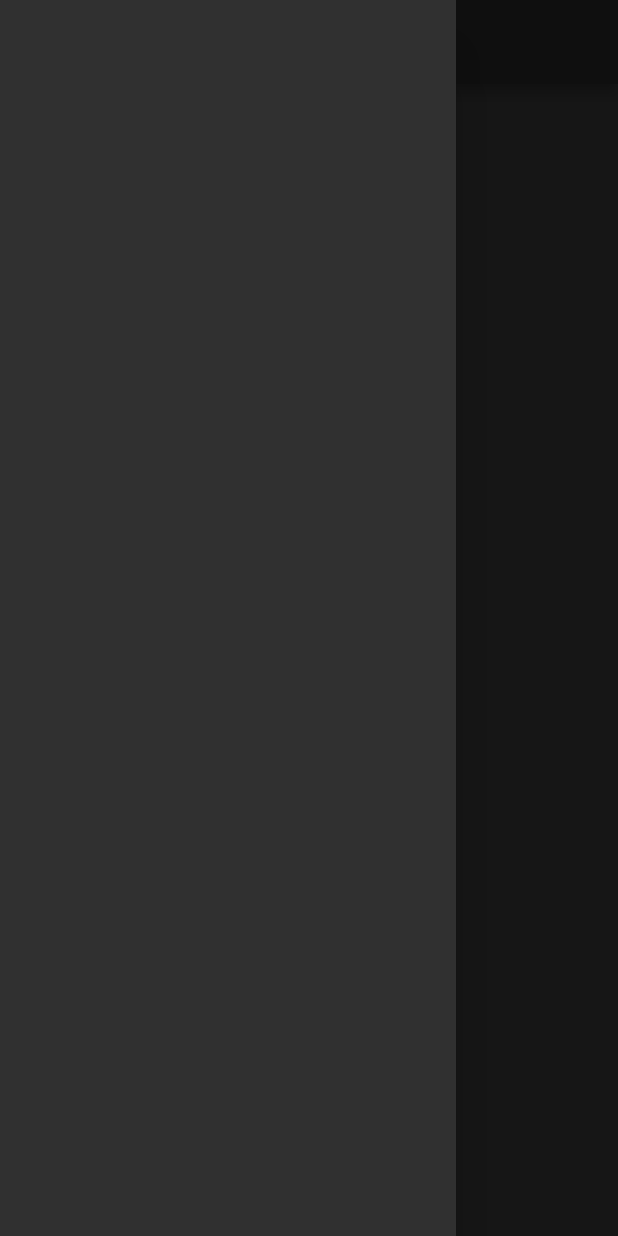
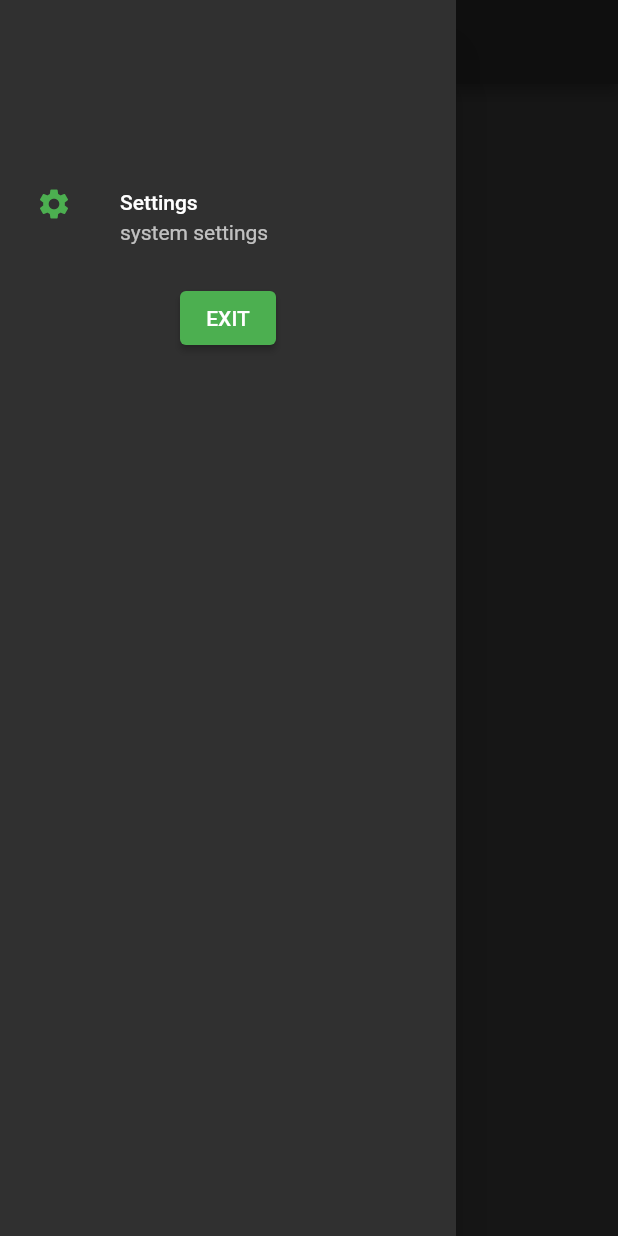
Before and after one commit to gaurav977bro/FlutterCatalogApp, a Flutter app: the home screen opened by its route, with the side drawer open, on a phone screen of 412 x 824 dp. Run offline on Flutter 3.47's test engine with Material 2 defaults, Android fonts, the phone set to English and light mode, and no system bars.

```diff
--- a/myapp/lib/main.dart
+++ b/myapp/lib/main.dart
@@ -15,7 +15,7 @@ class MyApp extends StatelessWidget {
     return MaterialApp(
         theme:
             ThemeData(primarySwatch: Colors.green, brightness: Brightness.dark),
-        initialRoute: "/loginPage",
+        initialRoute: "/startPage",
         routes: {
           "/startPage": (conext) => start(),
           "/loginPage": (conext) => login(),
--- a/myapp/lib/screens/HomePage.dart
+++ b/myapp/lib/screens/HomePage.dart
@@ -1,4 +1,5 @@
 import 'package:flutter/material.dart';
+import "LoginPage.dart";
 
 void main() {
   runApp(home());
@@ -10,11 +11,36 @@ class home extends StatelessWidget {
   @override
   Widget build(BuildContext context) {
     return Scaffold(
-      appBar: AppBar(
-        title: Text("Catalog app", style: TextStyle(color: Colors.lightGreen)),
-      ),
-      body: Text("help"),
-      drawer: Drawer(),
-    );
+        // APP BAR
+        appBar: AppBar(
+          title:
+              Text("Catalog app", style: TextStyle(color: Colors.lightGreen)),
+        ),
+        // HOME PAGE BODY
+        body: Container(
+            ),
+
+        // DRAWER
+        drawer: Drawer(
+          child: SingleChildScrollView(
+              child: Column(
+            children: [
+              SizedBox(height: 100),
+              TextButton(
+                  child: ListTile(
+                    leading: Icon(Icons.settings),
+                    title: Text("Settings"),
+                    subtitle: Text("system settings"),
+                  ),
+                  onPressed: () {}),
+              ElevatedButton(
+                  child: Text("EXIT"),
+                  onPressed: () {
+                    Navigator.push(context,
+                        MaterialPageRoute(builder: (context) => login()));
+                  }),
+            ],
+          )),
+        ));
   }
 }
```
Also changed, not shown: myapp/lib/screens/LoginPage.dart (+19 -7 lines).
